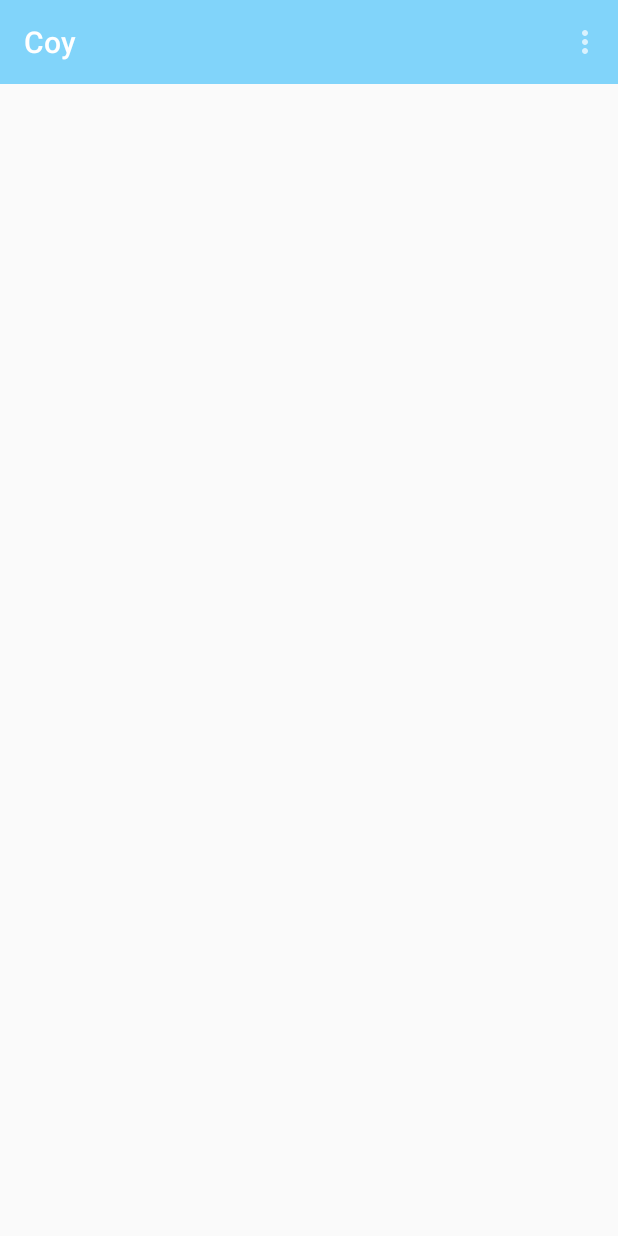
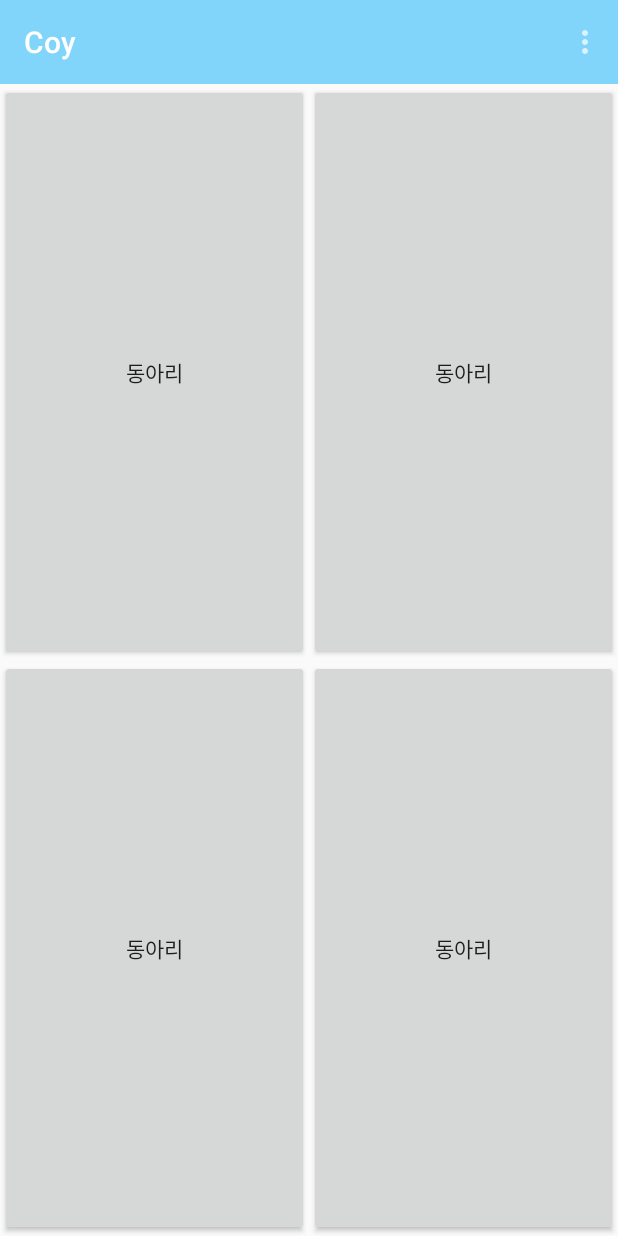
Before and after one commit to songmho/Coy, an Android app: the screen it shows after launch (MainActivity), on a phone screen of 412 x 824 dp. Run offline under Robolectric (Android 15) with nearby library versions, the phone set to English and light mode, and no system bars.

Commit message:
main activity 버튼 추가

```diff
--- a/app/src/main/res/layout/activity_main.xml
+++ b/app/src/main/res/layout/activity_main.xml
@@ -7,11 +7,61 @@
 
     <LinearLayout
         android:layout_width="match_parent"
-        android:layout_height="match_parent">
+        android:layout_height="match_parent"
+        android:orientation="vertical">
+
         <include
             layout="@layout/tool_bar"
             android:id="@+id/toolbar"/>
+<LinearLayout
+    android:layout_width="match_parent"
+    android:layout_height="match_parent"
+    android:orientation="vertical"
+    android:weightSum="2">
+        <LinearLayout
+            android:layout_width="match_parent"
+            android:layout_height="0dp"
+            android:layout_weight="1"
+            android:orientation="horizontal"
+            android:weightSum="2">
+            <Button
+                android:layout_width="0dp"
+                android:layout_height="match_parent"
+                android:layout_weight="1"
+                android:text="동아리"
+                android:id="@+id/button1"
+                android:layout_gravity="center_vertical" />
+            <Button
+                android:layout_width="0dp"
+                android:layout_height="match_parent"
+                android:layout_weight="1"
+            android:text="동아리"
+            android:id="@+id/button2"
+            android:layout_gravity="center_vertical" />
 
+
+        </LinearLayout>
+        <LinearLayout
+            android:layout_width="match_parent"
+            android:layout_height="0dp"
+            android:layout_weight="1"
+            android:orientation="horizontal">
+            <Button
+                android:layout_width="0dp"
+                android:layout_height="match_parent"
+                android:layout_weight="1"
+                android:text="동아리"
+                android:id="@+id/button3"
+                android:layout_gravity="center_vertical" />
+            <Button
+                android:layout_width="0dp"
+                android:layout_height="match_parent"
+                android:layout_weight="1"
+                android:text="동아리"
+                android:id="@+id/button4"
+                android:layout_gravity="center_vertical" />
+        </LinearLayout>
+</LinearLayout>
     </LinearLayout>
 
 </android.support.design.widget.CoordinatorLayout>
```
